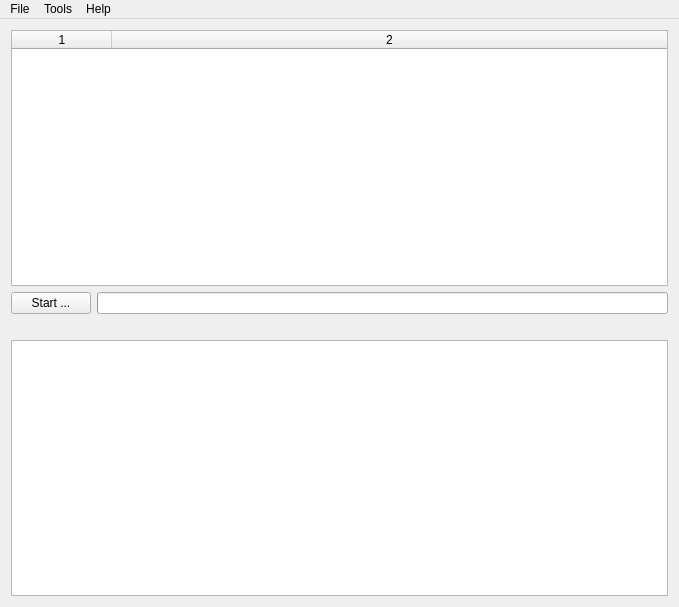
This is src/QtlMovie/QtlMovieMainWindow.ui in qtlmovie/qtlmovie as Qt 5 draws it before an edit. The edited form follows.
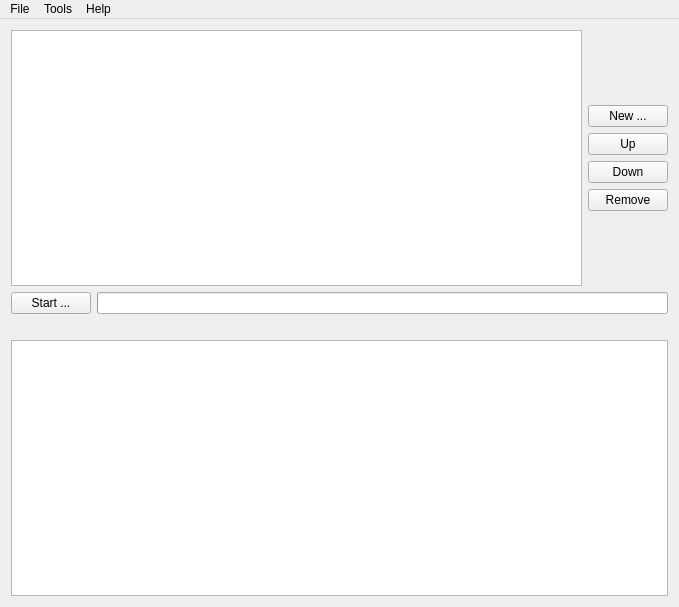
This is the edited form. Icons and pictures are not drawn. Custom widgets are drawn as their Qt base class.

Patch:
```diff
--- a/src/QtlMovie/QtlMovieMainWindow.ui
+++ b/src/QtlMovie/QtlMovieMainWindow.ui
@@ -19,21 +19,6 @@
   </property>
   <widget class="QWidget" name="centralWidget">
    <layout class="QGridLayout" name="layoutCentral">
-    <item row="0" column="0" colspan="2">
-     <widget class="QTableWidget" name="taskList">
-      <property name="columnCount">
-       <number>2</number>
-      </property>
-      <attribute name="horizontalHeaderStretchLastSection">
-       <bool>true</bool>
-      </attribute>
-      <attribute name="verticalHeaderVisible">
-       <bool>false</bool>
-      </attribute>
-      <column/>
-      <column/>
-     </widget>
-    </item>
     <item row="2" column="1">
      <widget class="QLabel" name="labelRemainingTime">
       <property name="text">
@@ -44,6 +29,106 @@
       </property>
      </widget>
     </item>
+    <item row="0" column="0" colspan="2">
+     <widget class="QWidget" name="taskBox" native="true">
+      <layout class="QHBoxLayout" name="horizontalLayout">
+       <property name="leftMargin">
+        <number>0</number>
+       </property>
+       <property name="topMargin">
+        <number>0</number>
+       </property>
+       <property name="rightMargin">
+        <number>0</number>
+       </property>
+       <property name="bottomMargin">
+        <number>0</number>
+       </property>
+       <item>
+        <widget class="QtlMovieTaskList" name="taskList">
+         <property name="sizePolicy">
+          <sizepolicy hsizetype="MinimumExpanding" vsizetype="Minimum">
+           <horstretch>0</horstretch>
+           <verstretch>0</verstretch>
+          </sizepolicy>
+         </property>
+        </widget>
+       </item>
+       <item>
+        <widget class="QWidget" name="buttonBox" native="true">
+         <layout class="QVBoxLayout" name="verticalLayout">
+          <property name="leftMargin">
+           <number>0</number>
+          </property>
+          <property name="topMargin">
+           <number>0</number>
+          </property>
+          <property name="rightMargin">
+           <number>0</number>
+          </property>
+          <property name="bottomMargin">
+           <number>0</number>
+          </property>
+          <item>
+           <spacer name="taskButtonsSpacer1">
+            <property name="orientation">
+             <enum>Qt::Vertical</enum>
+            </property>
+            <property name="sizeHint" stdset="0">
+             <size>
+              <width>20</width>
+              <height>40</height>
+             </size>
+            </property>
+           </spacer>
+          </item>
+          <item>
+           <widget class="QPushButton" name="buttonNewTask">
+            <property name="text">
+             <string>New ...</string>
+            </property>
+           </widget>
+          </item>
+          <item>
+           <widget class="QPushButton" name="buttonTaskUp">
+            <property name="text">
+             <string>Up</string>
+            </property>
+           </widget>
+          </item>
+          <item>
+           <widget class="QPushButton" name="buttonTaskDown">
+            <property name="text">
+             <string>Down</string>
+            </property>
+           </widget>
+          </item>
+          <item>
+           <widget class="QPushButton" name="buttonRemoveTask">
+            <property name="text">
+             <string>Remove</string>
+            </property>
+           </widget>
+          </item>
+          <item>
+           <spacer name="taskButtonsSpacer2">
+            <property name="orientation">
+             <enum>Qt::Vertical</enum>
+            </property>
+            <property name="sizeHint" stdset="0">
+             <size>
+              <width>20</width>
+              <height>40</height>
+             </size>
+            </property>
+           </spacer>
+          </item>
+         </layout>
+        </widget>
+       </item>
+      </layout>
+     </widget>
+    </item>
     <item row="1" column="1">
      <widget class="QProgressBar" name="progressBarEncode">
       <property name="value">
@@ -230,6 +315,18 @@
     <slot>save()</slot>
    </slots>
   </customwidget>
+  <customwidget>
+   <class>QtlMovieTaskList</class>
+   <extends>QTableWidget</extends>
+   <header>QtlMovieTaskList.h</header>
+   <slots>
+    <slot>addAndEditTask()</slot>
+    <slot>deletedSelectedTasks()</slot>
+    <slot>editSelectedTask()</slot>
+    <slot>moveUpSelectedTasks()</slot>
+    <slot>moveDownSelectedTasks()</slot>
+   </slots>
+  </customwidget>
  </customwidgets>
  <resources>
   <include location="QtlMovie.qrc"/>
```
Left out of the diff: 86 changed lines with no effect on the pictures.
